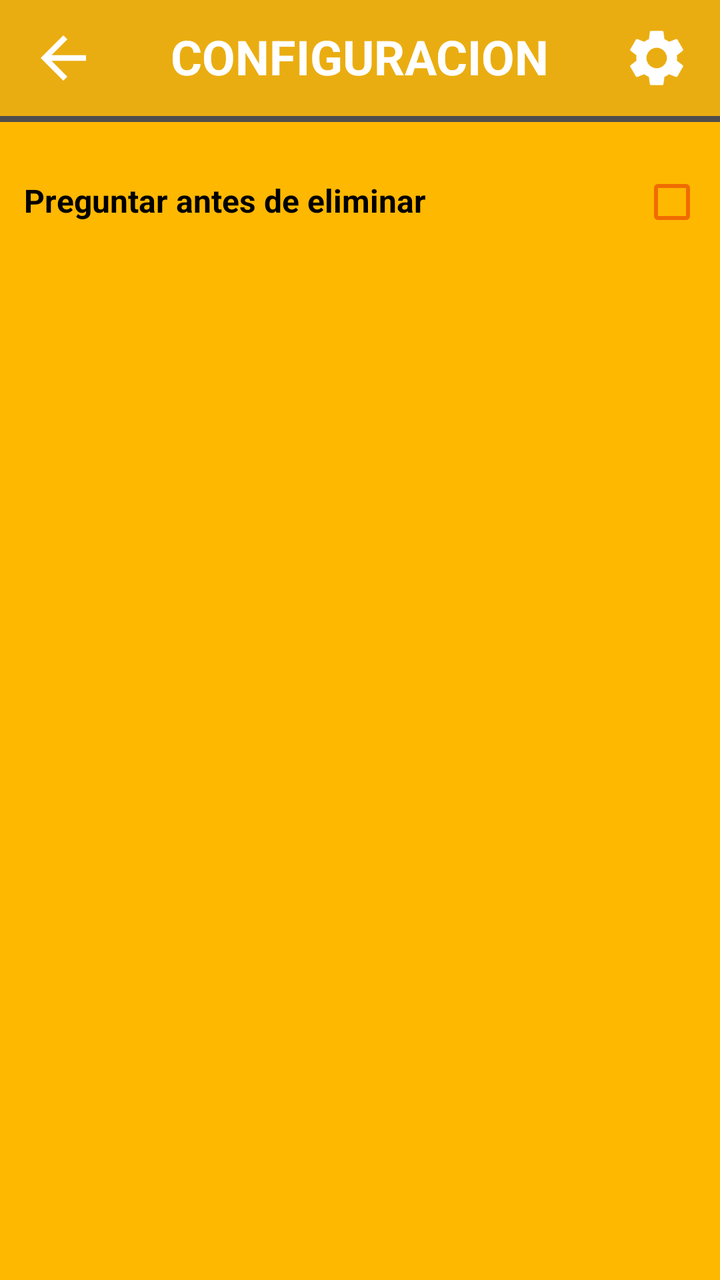
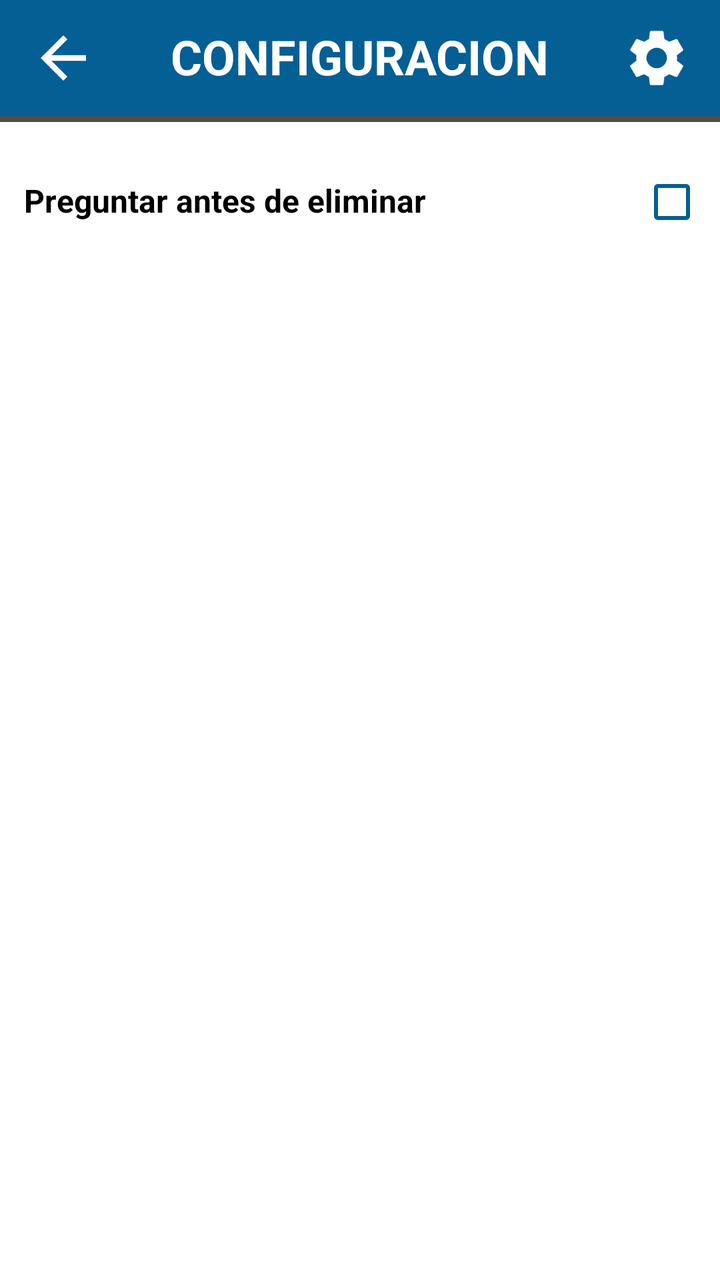

An Android layout rendered at two revisions. The XML below is the earlier revision; the diff shows what the commit changed to produce the second picture.
<!-- AndroidManifest.xml: application theme Theme.NotasApp -->
<!-- res/layout/fragment_settings.xml -->
<?xml version="1.0" encoding="utf-8"?>
<androidx.constraintlayout.widget.ConstraintLayout xmlns:android="http://schemas.android.com/apk/res/android"
    xmlns:app="http://schemas.android.com/apk/res-auto"
    xmlns:tools="http://schemas.android.com/tools"
    android:layout_width="match_parent"
    android:layout_height="match_parent"
    android:background="#FFB800"
    tools:context=".ui.fragment.HomeFragment">


    <LinearLayout
        android:id="@+id/ll_title"
        android:layout_width="match_parent"
        android:layout_height="wrap_content"
        android:background="#EAAD11"
        android:orientation="horizontal"
        app:layout_constraintEnd_toEndOf="parent"
        app:layout_constraintStart_toStartOf="parent"
        app:layout_constraintTop_toTopOf="parent">


        <ImageView
            android:id="@+id/btn_Back"
            android:layout_width="34dp"
            android:layout_height="34dp"
            android:layout_margin="12dp"
            android:layout_weight="1"
            android:background="?selectableItemBackgroundBorderless"
            android:src="@drawable/baseline_arrow_back_24"
            app:tint="@color/white" />

        <TextView
            android:layout_width="wrap_content"
            android:layout_height="wrap_content"
            android:layout_margin="12dp"
            android:layout_weight="4"
            android:text="Configuracion"
            android:textAlignment="center"
            android:textAllCaps="true"
            android:textColor="@color/white"
            android:textSize="24sp"
            android:textStyle="bold" />

        <ImageView
            android:layout_width="34dp"
            android:layout_height="34dp"
            android:layout_margin="12dp"
            android:layout_weight="1"
            android:src="@drawable/baseline_settings_24"
            app:tint="@color/white" />
    </LinearLayout>

    <LinearLayout
        android:layout_width="match_parent"
        android:layout_height="0dp"
        android:orientation="vertical"
        app:layout_constraintBottom_toBottomOf="parent"
        app:layout_constraintTop_toBottomOf="@+id/ll_title">

        <LinearLayout
            android:layout_width="match_parent"
            android:layout_height="wrap_content"
            android:gravity="center"
            android:orientation="horizontal">

            <FrameLayout
                android:layout_width="wrap_content"
                android:layout_height="3dp"
                android:layout_weight="1"

                android:background="#514D4D" />


            <FrameLayout
                android:layout_width="wrap_content"
                android:layout_height="3dp"
                android:layout_weight="1"
                android:background="#514D4D" />


        </LinearLayout>

        <LinearLayout
            android:layout_width="match_parent"
            android:layout_height="wrap_content"
            android:layout_marginTop="16dp">

            <TextView
                android:layout_width="wrap_content"
                android:layout_height="wrap_content"
                android:layout_weight="2"
                android:paddingHorizontal="12dp"
                android:text="Preguntar antes de eliminar"
                android:textColor="@color/black"
                android:textSize="16dp"
                android:textStyle="bold" />

            <CheckBox
                android:id="@+id/cb_delete"
                android:layout_width="wrap_content"
                android:layout_height="wrap_content"
                app:buttonTint="#EF6C00" />

        </LinearLayout>

        























































































































































































    </LinearLayout>


</androidx.constraintlayout.widget.ConstraintLayout>
<!-- resources referenced by this layout -->
<resources>
  <color name="black">#FF000000</color>
  <color name="white">#FFFFFFFF</color>
  <!-- drawable baseline_arrow_back_24 (drawable) -->
  <vector android:autoMirrored="true" android:height="24dp"
      android:tint="#000000" android:viewportHeight="24"
      android:viewportWidth="24" android:width="24dp" xmlns:android="http://schemas.android.com/apk/res/android">
      <path android:fillColor="@android:color/white" android:pathData="M20,11H7.83l5.59,-5.59L12,4l-8,8 8,8 1.41,-1.41L7.83,13H20v-2z"/>
  </vector>
  <!-- drawable baseline_settings_24 (drawable) -->
  <vector android:height="24dp" android:tint="#000000"
      android:viewportHeight="24" android:viewportWidth="24"
      android:width="24dp" xmlns:android="http://schemas.android.com/apk/res/android">
      <path android:fillColor="@android:color/white" android:pathData="M19.14,12.94c0.04,-0.3 0.06,-0.61 0.06,-0.94c0,-0.32 -0.02,-0.64 -0.07,-0.94l2.03,-1.58c0.18,-0.14 0.23,-0.41 0.12,-0.61l-1.92,-3.32c-0.12,-0.22 -0.37,-0.29 -0.59,-0.22l-2.39,0.96c-0.5,-0.38 -1.03,-0.7 -1.62,-0.94L14.4,2.81c-0.04,-0.24 -0.24,-0.41 -0.48,-0.41h-3.84c-0.24,0 -0.43,0.17 -0.47,0.41L9.25,5.35C8.66,5.59 8.12,5.92 7.63,6.29L5.24,5.33c-0.22,-0.08 -0.47,0 -0.59,0.22L2.74,8.87C2.62,9.08 2.66,9.34 2.86,9.48l2.03,1.58C4.84,11.36 4.8,11.69 4.8,12s0.02,0.64 0.07,0.94l-2.03,1.58c-0.18,0.14 -0.23,0.41 -0.12,0.61l1.92,3.32c0.12,0.22 0.37,0.29 0.59,0.22l2.39,-0.96c0.5,0.38 1.03,0.7 1.62,0.94l0.36,2.54c0.05,0.24 0.24,0.41 0.48,0.41h3.84c0.24,0 0.44,-0.17 0.47,-0.41l0.36,-2.54c0.59,-0.24 1.13,-0.56 1.62,-0.94l2.39,0.96c0.22,0.08 0.47,0 0.59,-0.22l1.92,-3.32c0.12,-0.22 0.07,-0.47 -0.12,-0.61L19.14,12.94zM12,15.6c-1.98,0 -3.6,-1.62 -3.6,-3.6s1.62,-3.6 3.6,-3.6s3.6,1.62 3.6,3.6S13.98,15.6 12,15.6z"/>
  </vector>
  <style name="Theme.NotasApp" parent="Base.Theme.NotasApp" />
  <style name="Base.Theme.NotasApp" parent="Theme.Material3.DayNight.NoActionBar">
          
          
      </style>
</resources>

<!-- the commit's change to res/layout/fragment_settings.xml (unified diff, before → after) -->
@@ -4,7 +4,7 @@
     xmlns:tools="http://schemas.android.com/tools"
     android:layout_width="match_parent"
     android:layout_height="match_parent"
-    android:background="#FFB800"
+    android:background="@color/white"
     tools:context=".ui.fragment.HomeFragment">
 
 
@@ -12,7 +12,7 @@
         android:id="@+id/ll_title"
         android:layout_width="match_parent"
         android:layout_height="wrap_content"
-        android:background="#EAAD11"
+        android:background="@color/color_primario"
         android:orientation="horizontal"
         app:layout_constraintEnd_toEndOf="parent"
         app:layout_constraintStart_toStartOf="parent"
@@ -99,7 +99,7 @@
                 android:id="@+id/cb_delete"
                 android:layout_width="wrap_content"
                 android:layout_height="wrap_content"
-                app:buttonTint="#EF6C00" />
+                app:buttonTint="@color/color_primario" />
 
         </LinearLayout>
 
<!-- resource entries referenced after the edit -->
@@ -1,6 +1,7 @@
 <!-- resources referenced by this layout -->
 <resources>
   <color name="black">#FF000000</color>
+  <color name="color_primario">#045F95</color>
   <color name="white">#FFFFFFFF</color>
   <!-- drawable baseline_arrow_back_24 (drawable) -->
   <vector android:autoMirrored="true" android:height="24dp"
